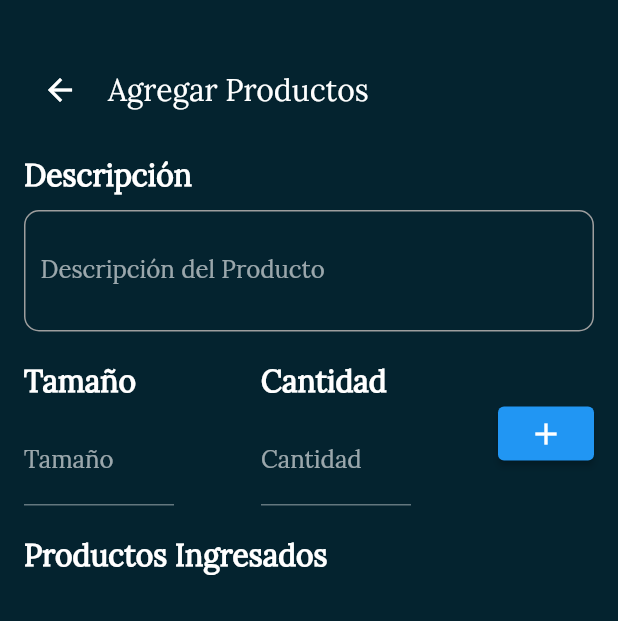
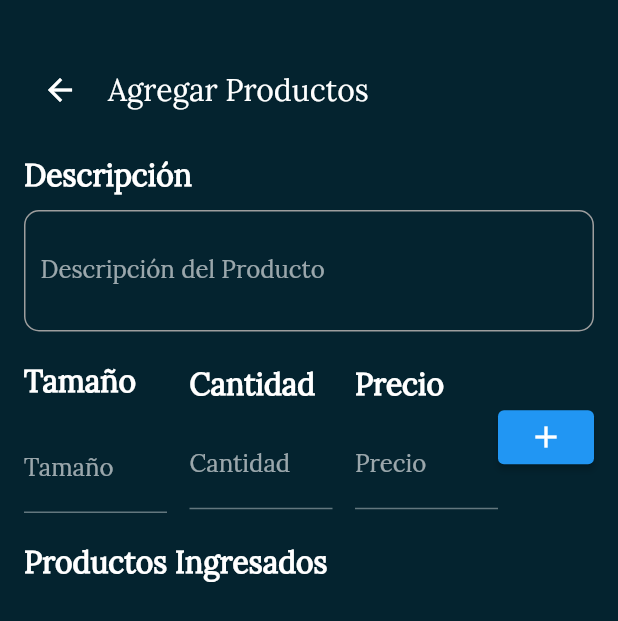
Before and after one commit to Artyonnm/ProyectoSSR, a Flutter app: the AgregarProducto screen opened directly, on a phone screen of 412 x 824 dp. Shown: the top 621 px of the screen. Run offline on Flutter 3.47's test engine with Material 2 defaults, Android fonts, the phone set to English and light mode, and no system bars; project files that could hold a hidden picture were left out.

```diff
--- a/appprueba/lib/pages/AgregaProductos.dart
+++ b/appprueba/lib/pages/AgregaProductos.dart
@@ -10,9 +10,11 @@ class _AgregarProductoState extends State<AgregarProducto> {
   TextEditingController controllerDescripcion = TextEditingController();
   TextEditingController controllerTamano = TextEditingController();
   TextEditingController controllerCantidad = TextEditingController();
+  TextEditingController controllerPrecio = TextEditingController();
 
   var _formKey = GlobalKey<FormState>();
   List<String> productosIngresados = [];
+  List<String> cantidadIngresada = [];
 
   void addData2() {
     var url = Uri.parse("http://192.168.1.2/tienda/adddata.php");
@@ -22,9 +24,11 @@ class _AgregarProductoState extends State<AgregarProducto> {
       "descripcion": controllerDescripcion.text,
       "tamano": controllerTamano.text,
       "cantidad": controllerCantidad.text,
+      "precio": controllerPrecio.text,
     });
     setState(() {
       productosIngresados.add(controllerDescripcion.text);
+      cantidadIngresada.add(controllerCantidad.text);
     });
   }
 
@@ -118,7 +122,7 @@ class _AgregarProductoState extends State<AgregarProducto> {
                             fontWeight: FontWeight.bold,
                           ),
                         ),
-                        const SizedBox(height: 10),
+                        const SizedBox(height: 15),
                         Container(
                           width: 100,
                           child: TextFormField(
@@ -148,7 +152,7 @@ class _AgregarProductoState extends State<AgregarProducto> {
                       ],
                     ),
                   ),
-                  const SizedBox(width: 20),
+                  const SizedBox(width: 15),
                   Expanded(
                     flex: 1,
                     child: Column(
@@ -193,7 +197,51 @@ class _AgregarProductoState extends State<AgregarProducto> {
                       ],
                     ),
                   ),
-                  const SizedBox(width: 20),
+                  const SizedBox(width: 15),
+                  Expanded(
+                    flex: 1,
+                    child: Column(
+                      crossAxisAlignment: CrossAxisAlignment.start,
+                      children: [
+                        const Text(
+                          'Precio',
+                          style: TextStyle(
+                            fontFamily: 'Lora',
+                            fontSize: 20,
+                            fontWeight: FontWeight.bold,
+                          ),
+                        ),
+                        const SizedBox(height: 10),
+                        Container(
+                          width: 100,
+                          child: TextFormField(
+                            keyboardType: TextInputType.number,
+                            style: const TextStyle(
+                              fontSize: 16,
+                              fontFamily: 'Lora',
+                            ),
+                            controller: controllerPrecio,
+                            validator: (value) {
+                              if (value!.isEmpty) {
+                                return 'Por favor, ingresa el precio';
+                              }
+                              return null;
+                            },
+                            decoration: const InputDecoration(
+                              labelText: 'Precio',
+                              labelStyle: TextStyle(
+                                fontSize: 16,
+                                fontFamily: 'Lora',
+                              ),
+                            ),
+                            onSaved: (value) {
+                              setState(() {});
+                            },
+                          ),
+                        ),
+                      ],
+                    ),
+                  ),
                   ElevatedButton(
                     onPressed: () {
                       if (_formKey.currentState!.validate()) {
@@ -201,6 +249,7 @@ class _AgregarProductoState extends State<AgregarProducto> {
                         controllerDescripcion.clear();
                         controllerTamano.clear();
                         controllerCantidad.clear();
+                        controllerPrecio.clear();
                       }
                     },
                     child: const Icon(Icons.add),
@@ -222,6 +271,7 @@ class _AgregarProductoState extends State<AgregarProducto> {
                   itemBuilder: (context, index) {
                     return ProductoIngresadoItem(
                       descripcion: productosIngresados[index],
+                      cantidad: cantidadIngresada[index],
                     );
                   },
                 ),
@@ -236,13 +286,17 @@ class _AgregarProductoState extends State<AgregarProducto> {
 
 class ProductoIngresadoItem extends StatelessWidget {
   final String descripcion;
+  final String cantidad;
 
-  ProductoIngresadoItem({required this.descripcion});
+  ProductoIngresadoItem({
+    required this.descripcion,
+    required this.cantidad,
+  });
 
   @override
   Widget build(BuildContext context) {
     return ListTile(
-      title: Text(descripcion),
+      title: Text('$descripcion - $cantidad'),
       trailing: ElevatedButton(
         onPressed: () {
           showDialog(
@@ -250,7 +304,7 @@ class ProductoIngresadoItem extends StatelessWidget {
             builder: (context) {
               return AlertDialog(
                 title: const Text('Detalles del Producto'),
-                content: Text('Descripción: $descripcion'),
+                content: Text('Descripción: $descripcion\nCantidad: $cantidad'),
                 actions: [
                   Container(
                     decoration: const BoxDecoration(
```
Also changed, not shown: appprueba/lib/pages/Inicio.dart (+7 -1 lines), appprueba/lib/pages/Stock.dart (+20 -5 lines), appprueba/lib/pages/Ventas.dart (added, +41 -0 lines), appprueba/lib/pages/detail.dart (+51 -36 lines).
